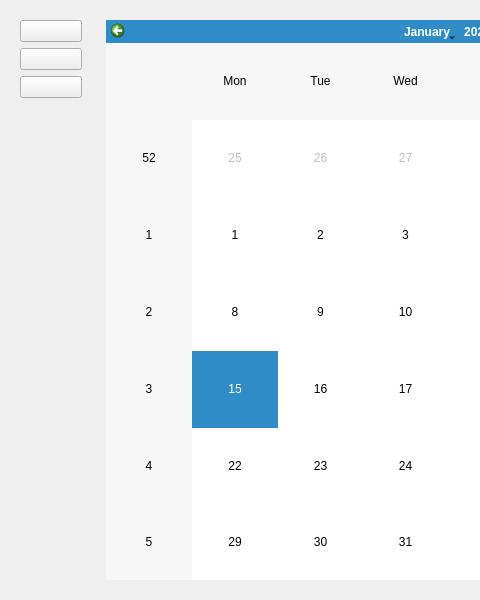
Old version of the form ResourceCode/Core/Widget.ui in the repository WeN1nG/DataAssistant; both pictures show x 0 to 480 and y 0 to 600 of the 1054 by 600 pixel window.
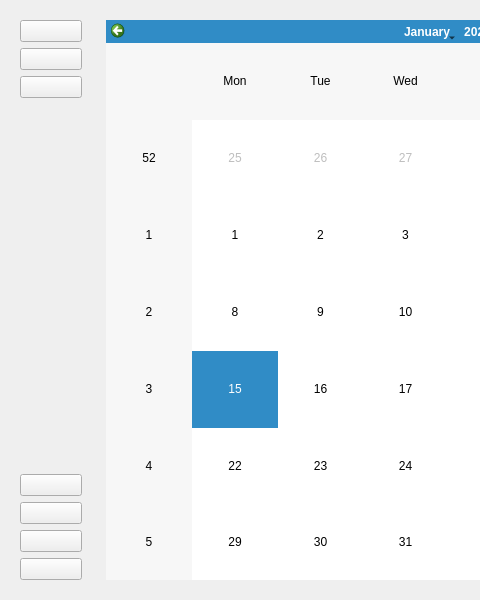
New version of the form.

Diff of the .ui file:
```diff
--- a/ResourceCode/Core/Widget.ui
+++ b/ResourceCode/Core/Widget.ui
@@ -30,9 +30,25 @@
      </property>
      <layout class="QVBoxLayout" name="verticalLayout">
       <item>
-       <widget class="QPushButton" name="addScheduleButton">
+       <widget class="QPushButton" name="calendarButton">
         <property name="toolTip">
-         <string>添加日程</string>
+         <string>日历</string>
+        </property>
+        <property name="text">
+         <string/>
+        </property>
+        <property name="iconSize">
+         <size>
+          <width>24</width>
+          <height>24</height>
+         </size>
+        </property>
+       </widget>
+      </item>
+      <item>
+       <widget class="QPushButton" name="emailButton">
+        <property name="toolTip">
+         <string>邮箱</string>
         </property>
         <property name="text">
          <string/>
@@ -48,23 +64,7 @@
       <item>
        <widget class="QPushButton" name="viewAllSchedulesButton">
         <property name="toolTip">
-         <string>查看所有日程</string>
-        </property>
-        <property name="text">
-         <string/>
-        </property>
-        <property name="iconSize">
-         <size>
-          <width>24</width>
-          <height>24</height>
-         </size>
-        </property>
-       </widget>
-      </item>
-      <item>
-       <widget class="QPushButton" name="settingsButton">
-        <property name="toolTip">
-         <string>设置</string>
+         <string>日程表</string>
         </property>
         <property name="text">
          <string/>
@@ -90,6 +90,70 @@
         </property>
        </spacer>
       </item>
+      <item>
+       <widget class="QPushButton" name="addScheduleButton">
+        <property name="toolTip">
+         <string>添加日程</string>
+        </property>
+        <property name="text">
+         <string/>
+        </property>
+        <property name="iconSize">
+         <size>
+          <width>24</width>
+          <height>24</height>
+         </size>
+        </property>
+       </widget>
+      </item>
+      <item>
+       <widget class="QPushButton" name="sendEmailButton">
+        <property name="toolTip">
+         <string>发邮件</string>
+        </property>
+        <property name="text">
+         <string/>
+        </property>
+        <property name="iconSize">
+         <size>
+          <width>24</width>
+          <height>24</height>
+         </size>
+        </property>
+       </widget>
+      </item>
+      <item>
+       <widget class="QPushButton" name="userManagementButton">
+        <property name="toolTip">
+         <string>邮箱账号管理</string>
+        </property>
+        <property name="text">
+         <string/>
+        </property>
+        <property name="iconSize">
+         <size>
+          <width>24</width>
+          <height>24</height>
+         </size>
+        </property>
+       </widget>
+      </item>
+      <item>
+       <widget class="QPushButton" name="settingsButton">
+        <property name="toolTip">
+         <string>设置</string>
+        </property>
+        <property name="text">
+         <string/>
+        </property>
+        <property name="iconSize">
+         <size>
+          <width>24</width>
+          <height>24</height>
+         </size>
+        </property>
+       </widget>
+      </item>
      </layout>
     </widget>
    </item>
```
